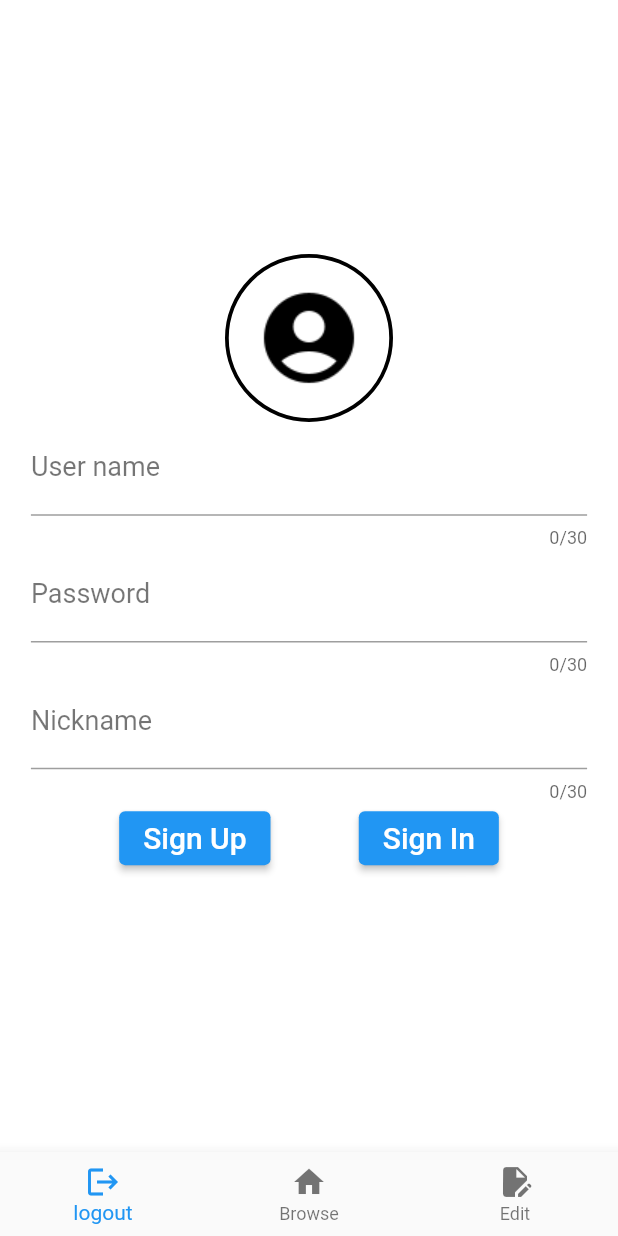
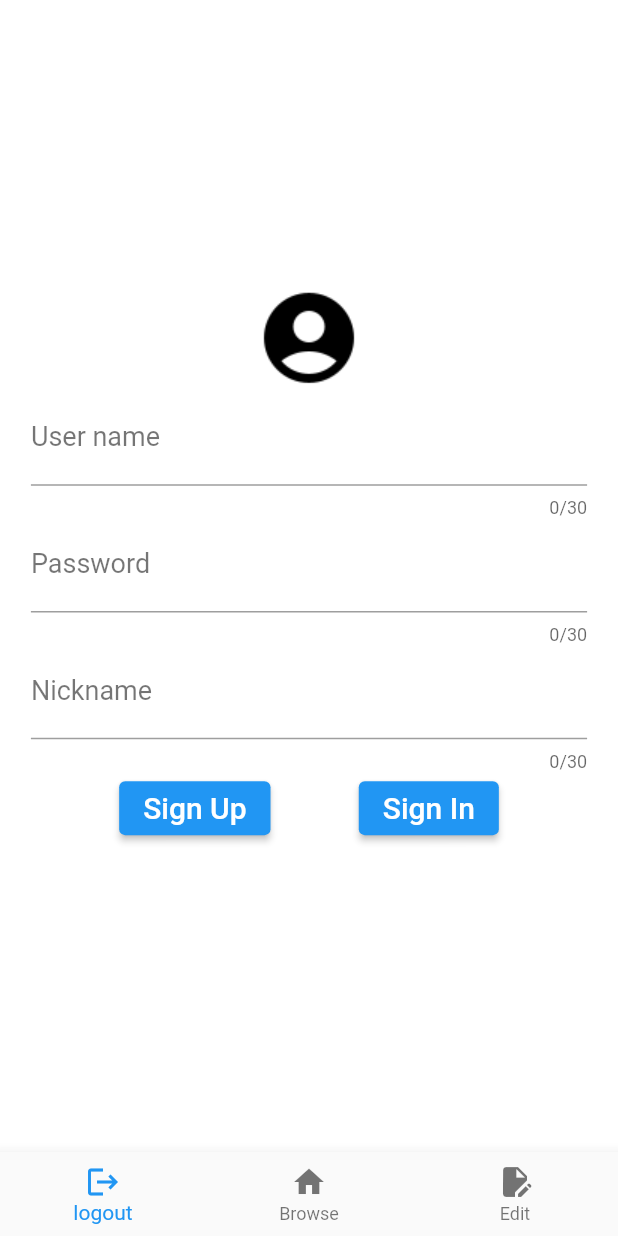
Before and after one commit to wchosaty/sharing_photo_notes, a Flutter app: the screen it shows after launch, on a phone screen of 412 x 824 dp. Run offline on Flutter 3.47's test engine with Material 2 defaults, Android fonts, the phone set to English and light mode, and no system bars; our stand-ins replace image_picker, shared_preferences.

Commit message:
新增註冊頭像上傳

```diff
--- a/lib/config/http_constants.dart
+++ b/lib/config/http_constants.dart
@@ -1,4 +1,4 @@
-// const String urlIp = '127.0.0.1:4040';
+// const String urlIp = "6353-1-166-58-161.jp.ngrok.io";
 const String urlIp = '10.0.2.2:8080';
 const String urlServerUserPath = '/SharingPhotoNotes/UserServlet';
 const String urlServerAlbumPath = '/SharingPhotoNotes/AlbumServlet';
--- a/lib/pages/login_page.dart
+++ b/lib/pages/login_page.dart
@@ -1,5 +1,6 @@
 import 'dart:convert';
 import 'dart:io';
+import 'dart:typed_data';
 
 import 'package:flutter/material.dart';
 import 'package:image_picker/image_picker.dart';
@@ -8,6 +9,7 @@ import 'package:sharing_photo_notes/config/http_constants.dart';
 import 'package:sharing_photo_notes/config/model_constants.dart';
 import 'package:sharing_photo_notes/config/string_constants.dart';
 import 'package:sharing_photo_notes/config/widget_constants.dart';
+import 'package:sharing_photo_notes/models/transfer_image.dart';
 import 'package:sharing_photo_notes/models/user.dart';
 import 'package:sharing_photo_notes/utils/http_connection.dart';
 import 'package:sharing_photo_notes/utils/log_data.dart';
@@ -24,7 +26,7 @@ class LoginPage extends StatefulWidget {
 
 class _LoginPageState extends State<LoginPage> {
   static const tag = 'tag _LoginPageState';
-  var image;
+  var avatar;
   String systemMessage = "";
   TextEditingController userNameController = TextEditingController();
   TextEditingController passwordController = TextEditingController();
@@ -60,26 +62,18 @@ class _LoginPageState extends State<LoginPage> {
               child: Column(
                 mainAxisAlignment: MainAxisAlignment.center,
                 children: [
-                  MaterialButton(
-                    shape: const CircleBorder(
-                        side: BorderSide(width: 2.5, color: Colors.black)),
-                    onPressed: () {
+                  InkWell(
+                    onTap: () {
                       getImage();
                     },
-                    child: Padding(
-                      padding: EdgeInsets.all(20),
-                      child: image != null
-                          ? Image.file(
-                              image,
-                              width: 70.0,
-                              height: 70.0,
-                              fit: BoxFit.fitHeight,
-                            )
-                          : Image.asset(
-                              imageAccount,
-                              fit: BoxFit.cover,
-                              color: Colors.black,
-                            ),
+                    child: avatar != null
+                        ? ClipOval(
+                        child: Image.file(avatar,fit: BoxFit.cover,height: 100,width: 100,),
+                        )
+                        : Image.asset(
+                      imageAccount,
+                      fit: BoxFit.cover,
+                      color: Colors.black,
                     ),
                   ),
                   ComTextField(
@@ -135,7 +129,7 @@ class _LoginPageState extends State<LoginPage> {
     XFile? imageSelect = await ImagePicker().pickImage(
       source: source,
     );
-    image = File(imageSelect!.path);
+    avatar = File(imageSelect!.path);
     setState(() {});
   }
 
@@ -163,15 +157,29 @@ class _LoginPageState extends State<LoginPage> {
 
     ///驗證
     if (back.isNotEmpty) {
-      String token = jsonEncode(back);
+      // String token = jsonEncode(back).trim();
+      String token = back.trim();
+
       LogData().dd(tag, "token", token);
 
+      /// 上傳avatar
+      var image_name = int.parse(token);
+     Uint8List avatarImage = await avatar.readAsBytes();
+      TransferImage transfer = TransferImage(image: avatarImage, image_name: image_name, username: username);
+      String json = jsonEncode(transfer);
+      LogData().dd(tag, "json avatar", json);
+      Map<String, String> headerMap = {sAction: sInsert, sContent: sImage,};
+      String backAvatar = await HttpConnection().toServer(
+          ip: urlIp, path: urlServerUserPath, json: json, headerMap: headerMap);
+      if(backAvatar.isNotEmpty) {
+        LogData().dd(tag, "backAvatar.isNotEmpty", backAvatar);
+      }
       ///儲存
-      saveUser(token);
-      clearTextField();
-      systemMessage = "";
-      passwordController.text = "";
-      Navigator.of(context).pushNamed('/Personal', arguments: user);
+      // saveUser(token);
+      // clearTextField();
+      // systemMessage = "";
+      // passwordController.text = "";
+      // Navigator.of(context).pushReplacementNamed('/Personal', arguments: user);
       // Navigator.of(context).pushNamed('/Edit');
     } else {
       systemMessage = sFail;
--- a/lib/widgets/page_view_global.dart
+++ b/lib/widgets/page_view_global.dart
@@ -32,7 +32,7 @@ class _PageViewGlobalState extends State<PageViewGlobal> {
   double? pageOffset = 0;
   late List<Photo> photos;
   late List<Uint8List> images;
-  late List<TransferImage> transferList;
+  // late List<TransferImage> transferList;
 
   @override
   void initState() {
```
